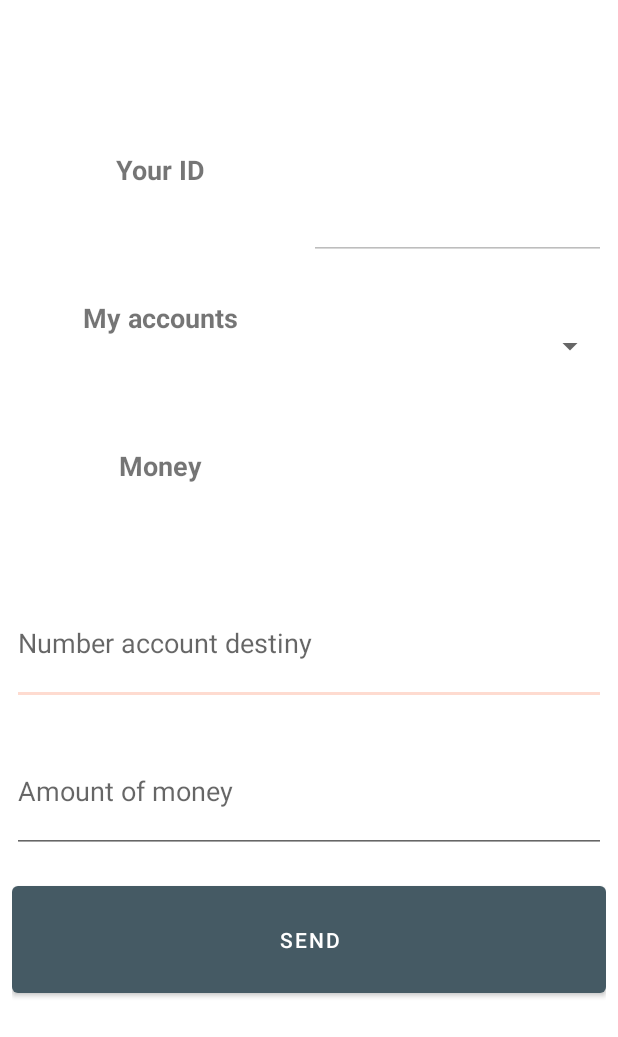
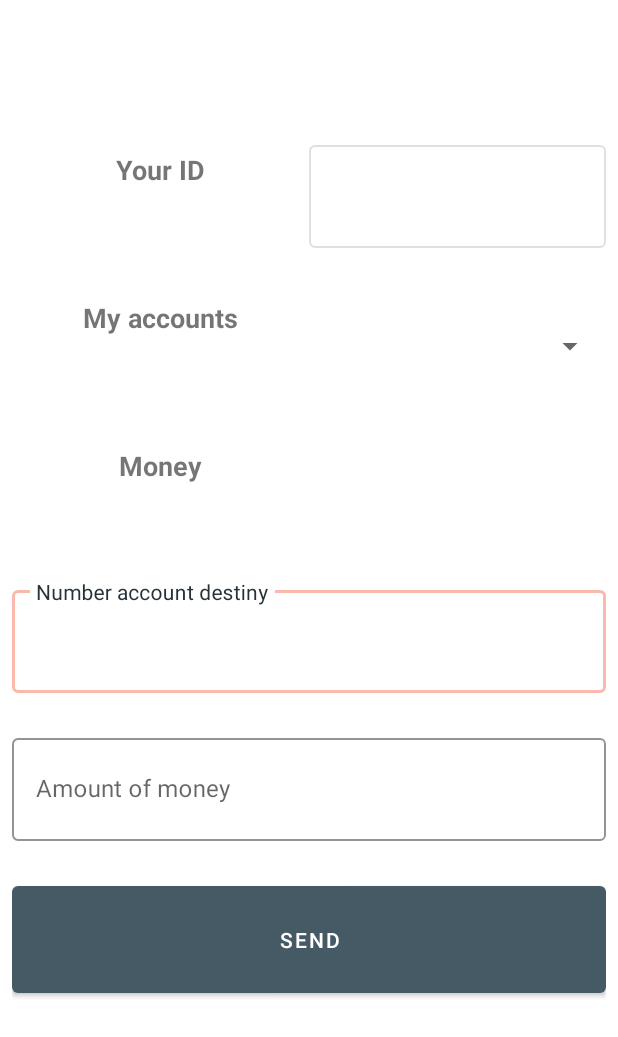
Before and after one commit to CrisOspina/banco-android, an Android app: the fragment TransaccionesFragment shown on its own in the app's theme, on a phone screen of 412 x 824 dp. Shown: the top 1037 px of the screen. Run offline under Robolectric (Android 15) with nearby library versions, the phone set to English and light mode, and no system bars; our stand-ins replace Volley; network calls fail.

Commit message:
[update] spinner, input with MD

```diff
--- a/web-service-banco/app/src/main/res/layout/fragment_transacciones.xml
+++ b/web-service-banco/app/src/main/res/layout/fragment_transacciones.xml
@@ -66,16 +66,25 @@
             android:textSize="18sp"
             android:textStyle="bold" />
 
-        <EditText
-            android:id="@+id/etIdUserLogin"
+        <com.google.android.material.textfield.TextInputLayout
+            android:id="@+id/etIdUserLogins"
+            style="@style/Widget.Shrine.TextInputLayout"
             android:layout_width="match_parent"
             android:layout_height="match_parent"
             android:layout_weight="1"
             android:ems="10"
             android:enabled="false"
             android:inputType="textPersonName"
-            android:paddingTop="10dp"
-            android:textAlignment="center" />
+            android:textAlignment="center" >
+            <com.google.android.material.textfield.TextInputEditText
+                android:id="@+id/etIdUserLogin"
+                android:enabled="false"
+                android:layout_width="match_parent"
+                android:layout_height="match_parent"
+                android:textAlignment="center"
+                android:textSize="18sp"
+                android:inputType="text"/>
+        </com.google.android.material.textfield.TextInputLayout>
     </LinearLayout>
 
     <LinearLayout
@@ -104,6 +113,8 @@
 
         <Spinner
             android:id="@+id/spOrigen"
+            style="@style/Widget.Shrine.TextInputLayout"
+            android:textAlignment="center"
             android:layout_width="match_parent"
             android:layout_height="match_parent"
             android:layout_weight="1" />
@@ -156,14 +167,21 @@
         app:layout_constraintStart_toStartOf="parent"
         app:layout_constraintTop_toTopOf="@+id/guideline4">
 
-        <EditText
-            android:id="@+id/etDestino"
+        <com.google.android.material.textfield.TextInputLayout
+            android:id="@+id/etDestinos"
+            style="@style/Widget.Shrine.TextInputLayout"
             android:layout_width="match_parent"
             android:layout_height="match_parent"
             android:layout_weight="1"
             android:ems="10"
             android:hint="Number account destiny"
-            android:inputType="number" />
+            android:inputType="number" >
+            <com.google.android.material.textfield.TextInputEditText
+                android:id="@+id/etDestino"
+                android:layout_width="match_parent"
+                android:layout_height="match_parent"
+                android:inputType="number"/>
+        </com.google.android.material.textfield.TextInputLayout>
     </LinearLayout>
 
     <androidx.constraintlayout.widget.Guideline
@@ -193,14 +211,21 @@
         app:layout_constraintStart_toStartOf="parent"
         app:layout_constraintTop_toTopOf="@+id/guideline5">
 
-        <EditText
-            android:id="@+id/etValor"
+        <com.google.android.material.textfield.TextInputLayout
+            android:id="@+id/etValors"
+            style="@style/Widget.Shrine.TextInputLayout"
             android:layout_width="match_parent"
             android:layout_height="match_parent"
             android:layout_weight="1"
             android:ems="10"
             android:hint="Amount of money"
-            android:inputType="number" />
+            android:inputType="number" >
+            <com.google.android.material.textfield.TextInputEditText
+                android:id="@+id/etValor"
+                android:layout_width="match_parent"
+                android:layout_height="match_parent"
+                android:inputType="number"/>
+        </com.google.android.material.textfield.TextInputLayout>
     </LinearLayout>
 
     <LinearLayout
```
